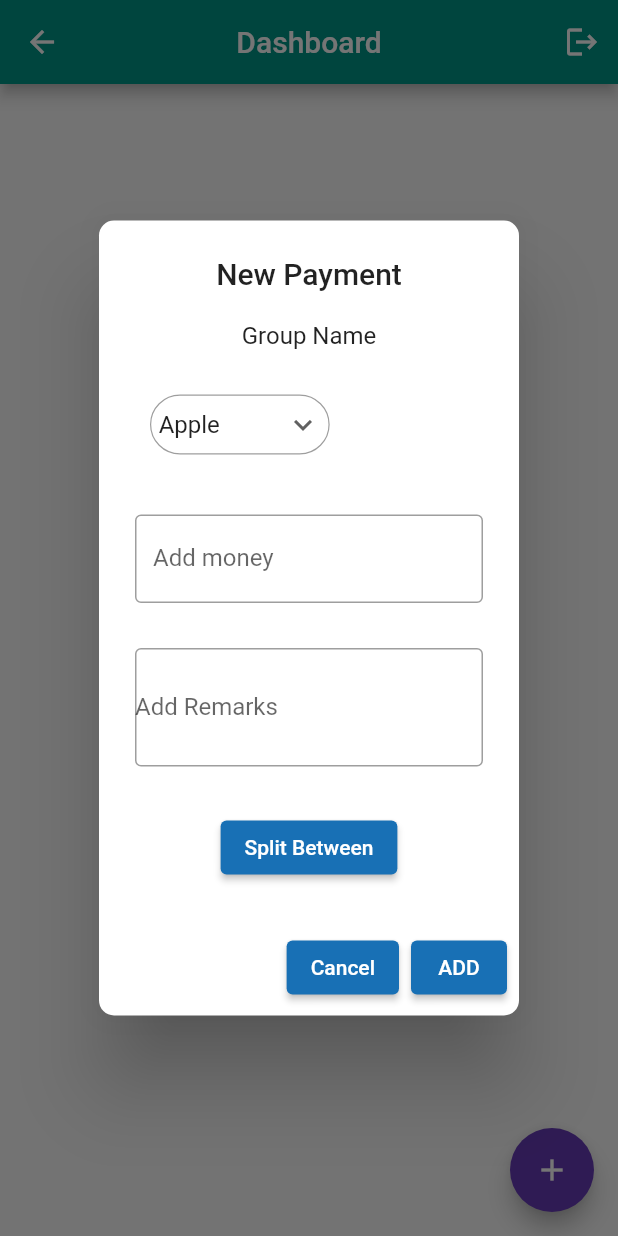
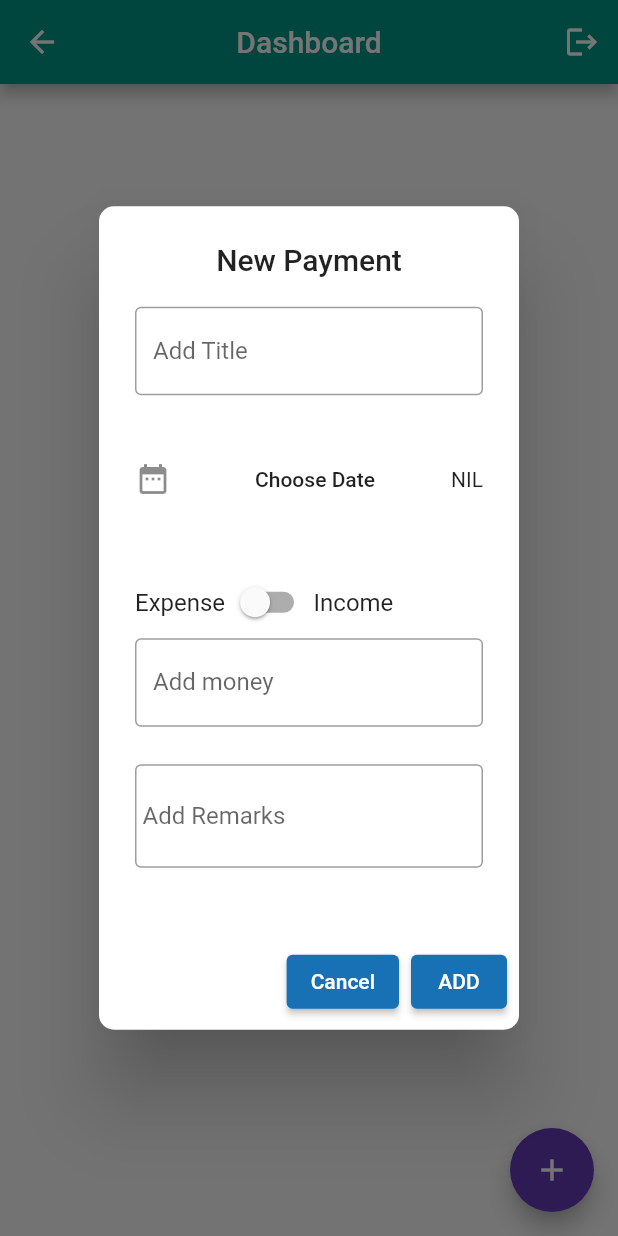
Before and after one commit to Chaitanya21-bit/splittr, a Flutter app: the MainDashboard screen opened directly, after a tap on the "add" icon, on a phone screen of 412 x 824 dp. Run offline on Flutter 3.47's test engine with Material 2 defaults, Android fonts, the phone set to English and light mode, and no system bars; our stand-ins replace firebase_auth, firebase_core, firebase_database, fluttertoast; accounts and stored records are empty.

Commit message:
self_transaction popup added in main dashboard

```diff
--- a/lib/screens/main_dashboard.dart
+++ b/lib/screens/main_dashboard.dart
@@ -3,7 +3,7 @@ import 'package:splitter/auth/firebase_manager.dart';
 import 'package:splitter/dataclass/transactions.dart';
 import 'package:splitter/screens/auth_screens/login_screen.dart';
 import 'package:splitter/widgets/transaction_list.dart';
-import 'popup_screens/add_money_popup.dart';
+import 'package:intl/intl.dart';
 
 class MainDashboard extends StatefulWidget {
   const MainDashboard({super.key});
@@ -13,6 +13,26 @@ class MainDashboard extends StatefulWidget {
 
 class _MainDashboardState extends State<MainDashboard> {
   final List<Transactions> _transactionsList = [];
+
+  final TextEditingController addMoneyController = TextEditingController();
+  final TextEditingController addRemarksController = TextEditingController();
+  final TextEditingController addTitleController = TextEditingController();
+  bool _isIncome = false;
+  DateTime? _selectedDate;
+
+  void _showDatePicker() {
+    showDatePicker(
+            context: context,
+            initialDate: DateTime.now(),
+            firstDate: DateTime(2022),
+            lastDate: DateTime.now())
+        .then((date) {
+      if (date == null && date.toString().isEmpty) {
+        return;
+      }
+      setState(() => _selectedDate = date!);
+    });
+  }
 
   void _addTransaction(String transTitle, double amount, DateTime selectedDate,
       String expInc, String transRemarks) {
@@ -33,6 +53,120 @@ class _MainDashboardState extends State<MainDashboard> {
     setState(() {
       _transactionsList.removeWhere((index) => (index.tid == transId));
     });
+  }
+
+  Future<void> addUserTransaction(BuildContext context) async {
+    return await showDialog(
+        context: context,
+        builder: (context) {
+          return AlertDialog(
+            scrollable: true,
+            shape: const RoundedRectangleBorder(
+                borderRadius: BorderRadius.all(Radius.circular(10.0))),
+            title: const Center(
+              child: Text('New Payment'),
+            ),
+            content: Form(
+                child: Column(
+              mainAxisSize: MainAxisSize.min,
+              children: [
+                Center(
+                  child: TextFormField(
+                    controller: addTitleController,
+                    decoration: const InputDecoration(
+                      labelText: 'Add Title',
+                      border: OutlineInputBorder(),
+                    ),
+                  ),
+                ),
+                const SizedBox(
+                  height: 20,
+                ),
+                Container(
+                  margin: const EdgeInsets.only(top: 8.0, bottom: 5.0),
+                  child: ListTile(
+                    contentPadding: const EdgeInsets.all(0.0),
+                    horizontalTitleGap: 0.0,
+                    trailing: Text(
+                      _selectedDate == null
+                          ? 'NIL'
+                          : DateFormat.yMMMd().format(_selectedDate!),
+                    ),
+                    leading: const Icon(Icons.date_range),
+                    title: TextButton(
+                      child: Text(
+                        'Choose Date',
+                        style: Theme.of(context).textTheme.button,
+                      ),
+                      onPressed: _showDatePicker,
+                    ),
+                  ),
+                ),
+                const SizedBox(
+                  height: 25,
+                ),
+                Row(
+                  children: [
+                    const Text('Expense'),
+                    Switch(
+                      value: _isIncome,
+                      onChanged: (newValue) {
+                        setState(() {
+                          _isIncome = newValue;
+                        });
+                      },
+                    ),
+                    const Text('Income'),
+                  ],
+                ),
+                TextFormField(
+                  controller: addMoneyController,
+                  decoration: const InputDecoration(
+                    labelText: 'Add money',
+                    border: OutlineInputBorder(),
+                  ),
+                ),
+                const SizedBox(
+                  height: 25,
+                ),
+                TextFormField(
+                  controller: addRemarksController,
+                  decoration: const InputDecoration(
+                    labelText: 'Add Remarks',
+                    border: OutlineInputBorder(),
+                    contentPadding:
+                        EdgeInsets.symmetric(vertical: 25, horizontal: 5),
+                  ),
+                ),
+                const SizedBox(
+                  height: 20,
+                ),
+              ],
+            )),
+            actions: <Widget>[
+              ElevatedButton(
+                onPressed: () => {Navigator.of(context).pop()},
+                style: ButtonStyle(
+                  // backgroundColor: MaterialStateProperty.all<Color>(Color(0xff42a5f5)),
+                  backgroundColor:
+                      MaterialStateProperty.all(const Color(0xff1870B5)),
+                  overlayColor: MaterialStateProperty.all<Color>(Colors.pink),
+                ),
+                child: const Text("Cancel"),
+              ),
+              ElevatedButton(
+                onPressed: () => {},
+                style: ButtonStyle(
+                  // backgroundColor: MaterialStateProperty.all<Color>(Color(0xff42a5f5)),
+                  backgroundColor:
+                      MaterialStateProperty.all(const Color(0xff1870B5)),
+                  overlayColor: MaterialStateProperty.all<Color>(Colors.pink),
+                ),
+                child: const Text("ADD"),
+              ),
+            ],
+          );
+        });
   }
 
   @override
@@ -66,8 +200,7 @@ class _MainDashboardState extends State<MainDashboard> {
       appBar: appBar,
       floatingActionButton: FloatingActionButton(
         onPressed: () async {
-          await openDialogue(context);
-          // _addTransaction(transTitle, amount, selectedDate, expInc, transRemarks);
+          await addUserTransaction(context);
         },
         backgroundColor: Colors.deepPurple,
         child: const Icon(Icons.add),
```
